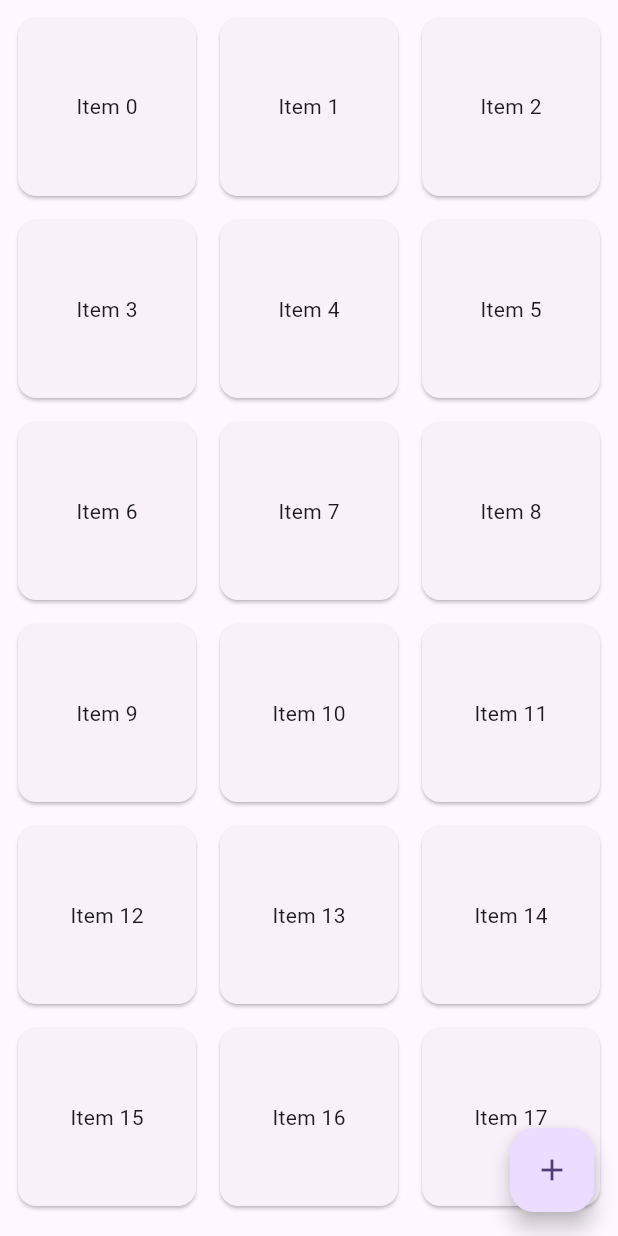
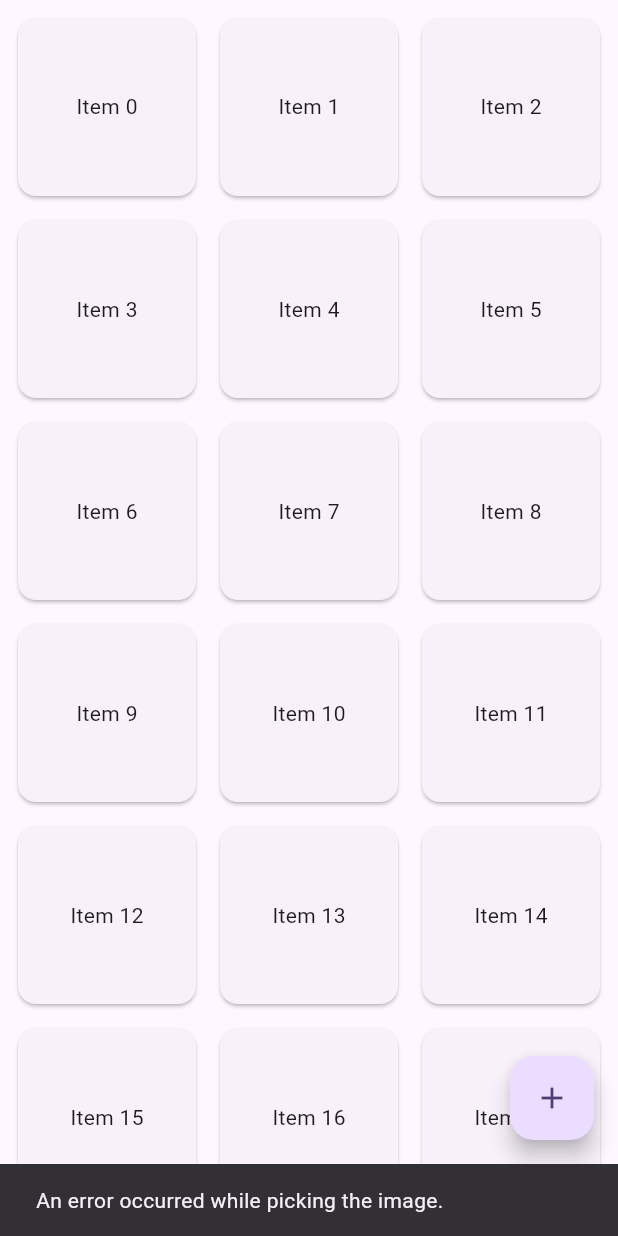
Before and after one commit to PrunesLand/receiptify, a Flutter app: the screen it shows after launch, after a tap on the "add" icon, on a phone screen of 412 x 824 dp. Run offline on Flutter 3.47's test engine with Material 3 defaults, Android fonts, the phone set to English and light mode, and no system bars; our stand-ins replace camera, flutter_bloc, freezed_annotation, go_router, image_picker.

Commit message:
Updated image picker and the home bloc

```diff
--- a/analysis_options.yaml
+++ b/analysis_options.yaml
@@ -23,6 +23,6 @@ linter:
   rules:
     # avoid_print: false  # Uncomment to disable the `avoid_print` rule
     # prefer_single_quotes: true  # Uncomment to enable the `prefer_single_quotes` rule
-
+    -require_trailing_commas
 # Additional information about this file can be found at
 # https://dart.dev/guides/language/analysis-options
--- a/lib/features/Home/application/Home/home_bloc.dart
+++ b/lib/features/Home/application/Home/home_bloc.dart
@@ -7,8 +7,8 @@ class HomeBloc extends Bloc<HomeEvent, HomeState> {
   HomeBloc() : super(const HomeState()) {
     on<HomeEvent>((event, emit) async {
       await event.when(
-        fetchData: () async {
-          emit(state.copyWith(isLoading: false));
+        isLoading: () async {
+          emit(state.copyWith(isLoading: true));
         },
       );
     });
--- a/lib/features/Home/application/Home/home_event.dart
+++ b/lib/features/Home/application/Home/home_event.dart
@@ -4,5 +4,5 @@ part 'home_event.freezed.dart';
 
 @freezed
 class HomeEvent with _$HomeEvent {
-  const factory HomeEvent.fetchData() = _FetchData;
+  const factory HomeEvent.isLoading() = _IsLoading;
 }
--- a/lib/features/Home/presentation/HomeScreen.dart
+++ b/lib/features/Home/presentation/HomeScreen.dart
@@ -1,5 +1,8 @@
 import 'package:flutter/material.dart';
-import 'package:receipt_app/features/Home/Index.dart';
+import 'package:receipt_app/features/Home/presentation/widgets/FileSelectModal.dart';
+import 'package:receipt_app/main.dart';
+
+import '../utils.dart';
 
 class HomeScreen extends StatefulWidget {
   const HomeScreen({super.key});
@@ -17,7 +20,12 @@ class _HomeScreenState extends State<HomeScreen> {
           final image = await pickImageFromGallery();
 
           if (image != null) {
-            print("PRUNE IMAGE SELECTED: ${image.path}");
+            showDialog(
+              context: context,
+              builder: (context) => FileSelectModal(),
+            );
+          } else {
+            showErrorSnackBar();
           }
         },
         child: Icon(Icons.add),
@@ -39,3 +47,12 @@ class _HomeScreenState extends State<HomeScreen> {
     );
   }
 }
+
+void showErrorSnackBar() {
+  final snackbar = SnackBar(
+    content: Text('An error occurred while picking the image.'),
+    duration: Duration(seconds: 2),
+  );
+
+  messengerKey.currentState?.showSnackBar(snackbar);
+}
--- a/lib/main.dart
+++ b/lib/main.dart
@@ -7,6 +7,8 @@ import 'features/CameraOCR/presentation/CameraScreen.dart';
 void main() {
   runApp(const MyApp());
 }
+
+final messengerKey = GlobalKey<ScaffoldMessengerState>();
 
 final GoRouter router = GoRouter(
   routes: <RouteBase>[
@@ -31,6 +33,7 @@ class MyApp extends StatelessWidget {
   @override
   Widget build(BuildContext context) {
     return MaterialApp.router(
+      scaffoldMessengerKey: messengerKey,
       routerConfig: router,
       title: 'Flutter Demo',
       theme: ThemeData(
```
Also changed, not shown: lib/features/Home/presentation/widgets/FileSelectModal.dart (+13 -2 lines), lib/features/Home/application/Home/home_event.freezed.dart (added), lib/features/Home/application/Home/home_state.freezed.dart (added).
